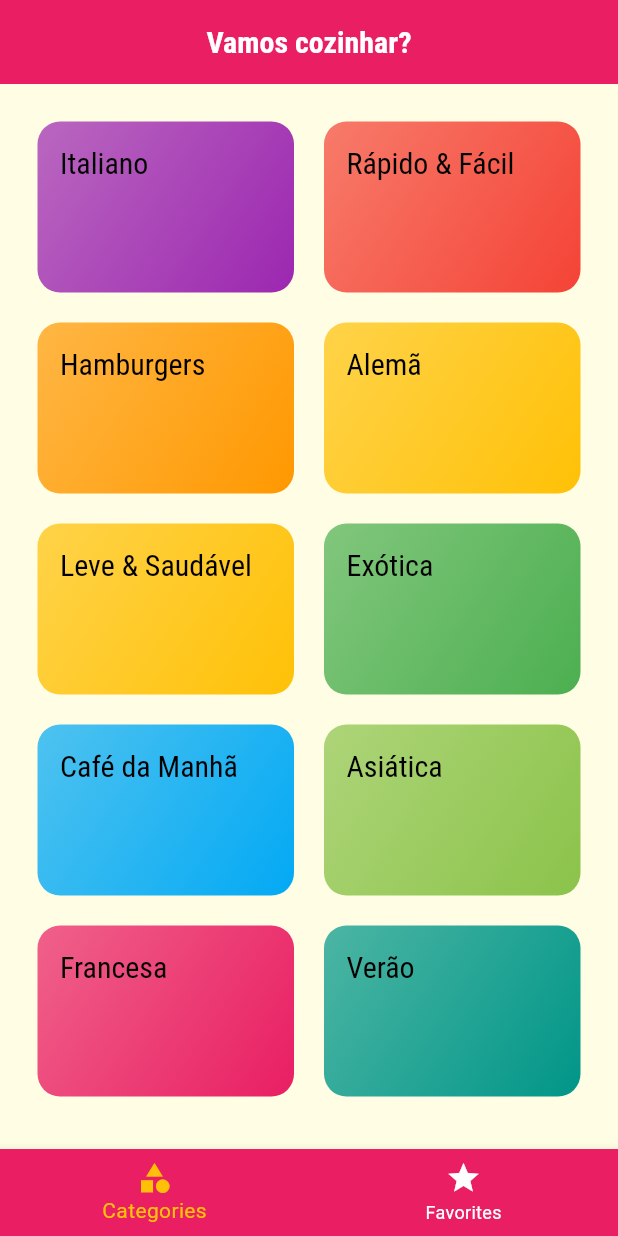
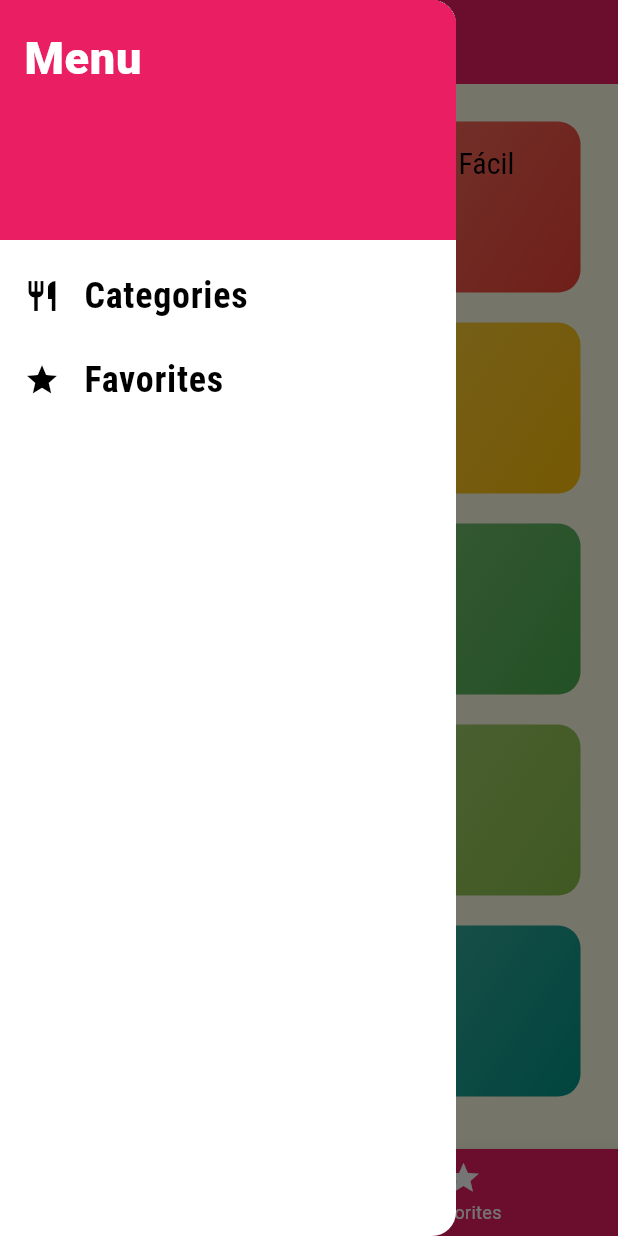
Before and after one commit to jonasaugust1/meals_flutter, a Flutter app: the screen it shows after launch, with the side drawer open (before the commit the screen has no drawer), on a phone screen of 412 x 824 dp. Run offline on Flutter 3.47's test engine with Material 3 defaults, Android fonts, the phone set to English and light mode, and no system bars.

Commit message:
feat: Adding drawer

```diff
--- /dev/null
+++ b/lib/components/app_drawer.dart
@@ -0,0 +1,65 @@
+import 'package:flutter/material.dart';
+import 'package:meals/screens/categories_screen.dart';
+import 'package:meals/screens/favorite_screen.dart';
+
+class AppDrawer extends StatelessWidget {
+  const AppDrawer({super.key});
+
+  Widget _createMenuItem(
+      BuildContext context,
+      IconData icon,
+      String title,
+      String routeName,
+  ) {
+    return ListTile(
+      leading: Icon(icon),
+      title: Text(
+        title,
+        style: TextStyle(
+          fontFamily: 'RobotoCondensed',
+          fontSize: 24,
+          fontWeight: FontWeight.bold,
+        ),
+      ),
+      onTap: () {
+        Navigator.of(context).pushReplacementNamed(routeName);
+      },
+    );
+  }
+
+  @override
+  Widget build(BuildContext context) {
+    return Drawer(
+      child: ListView(
+        padding: EdgeInsets.zero,
+        children: [
+          DrawerHeader(
+            decoration: BoxDecoration(
+              color: Theme.of(context).primaryColor,
+            ),
+            child: Text(
+              'Menu',
+              style: TextStyle(
+                color: Colors.white,
+                fontWeight: FontWeight.w900,
+                fontSize: 30,
+              ),
+            ),
+          ),
+          _createMenuItem(
+            context,
+            Icons.restaurant,
+            'Categories',
+            CategoriesScreen.routeName,
+          ),
+          _createMenuItem(
+            context,
+            Icons.star,
+            'Favorites',
+            FavoriteScreen.routeName,
+          ),
+        ],
+      ),
+    );
+  }
+}
--- a/lib/screens/tabs_screen.dart
+++ b/lib/screens/tabs_screen.dart
@@ -1,4 +1,5 @@
 import 'package:flutter/material.dart';
+import 'package:meals/components/app_drawer.dart';
 import 'package:meals/screens/categories_screen.dart';
 import 'package:meals/screens/favorite_screen.dart';
 
@@ -30,6 +31,7 @@ class _TabsScreenState extends State<TabsScreen> {
       appBar: AppBar(
         title: _screens[_selectedScreenIndex]['title'],
       ),
+      drawer: const AppDrawer(),
       body: _screens[_selectedScreenIndex]['screen'],
       bottomNavigationBar: BottomNavigationBar(
         backgroundColor: Theme.of(context).primaryColor,
```
